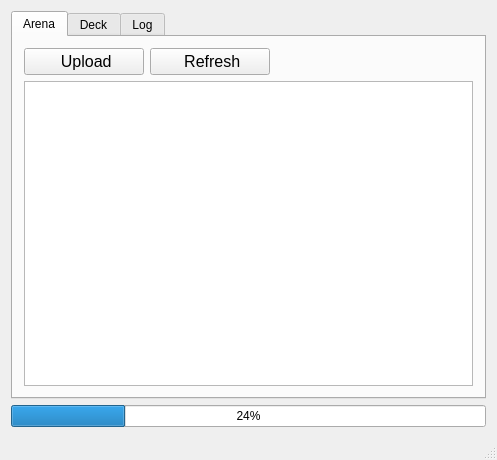
Old version of the form mainwindow.ui in the repository supertriodo/Arena-Tracker.
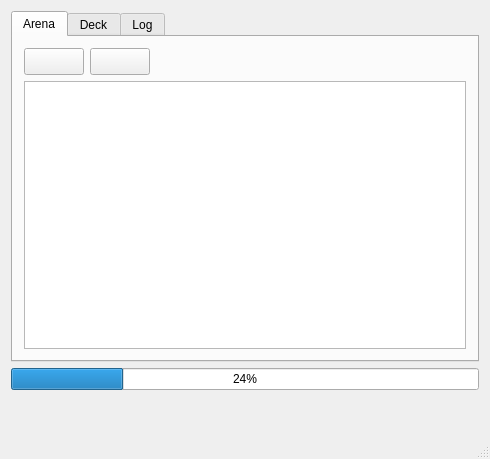
New version of the form. The open tabs and pages were chosen to show the change. Icons and pictures are not drawn.

Patch:
```diff
--- a/mainwindow.ui
+++ b/mainwindow.ui
@@ -6,8 +6,8 @@
    <rect>
     <x>0</x>
     <y>0</y>
-    <width>497</width>
-    <height>460</height>
+    <width>490</width>
+    <height>459</height>
    </rect>
   </property>
   <property name="windowTitle">
@@ -37,7 +37,7 @@
             </property>
             <property name="minimumSize">
              <size>
-              <width>120</width>
+              <width>60</width>
               <height>0</height>
              </size>
             </property>
@@ -49,7 +49,7 @@
              </font>
             </property>
             <property name="text">
-             <string> Upload</string>
+             <string/>
             </property>
             <property name="icon">
              <iconset resource="arenatracker.qrc">
@@ -73,7 +73,7 @@
             </property>
             <property name="minimumSize">
              <size>
-              <width>120</width>
+              <width>60</width>
               <height>0</height>
              </size>
             </property>
@@ -85,7 +85,7 @@
              </font>
             </property>
             <property name="text">
-             <string> Refresh</string>
+             <string/>
             </property>
             <property name="icon">
              <iconset resource="arenatracker.qrc">
@@ -104,6 +104,9 @@
             <property name="orientation">
              <enum>Qt::Horizontal</enum>
             </property>
+            <property name="sizeType">
+             <enum>QSizePolicy::Expanding</enum>
+            </property>
             <property name="sizeHint" stdset="0">
              <size>
               <width>40</width>
@@ -262,9 +265,91 @@
       </property>
      </widget>
     </item>
+    <item>
+     <layout class="QHBoxLayout" name="bottomLayout">
+      <item>
+       <widget class="QPushButton" name="closeButton">
+        <property name="sizePolicy">
+         <sizepolicy hsizetype="Fixed" vsizetype="Fixed">
+          <horstretch>0</horstretch>
+          <verstretch>0</verstretch>
+         </sizepolicy>
+        </property>
+        <property name="maximumSize">
+         <size>
+          <width>24</width>
+          <height>24</height>
+         </size>
+        </property>
+        <property name="baseSize">
+         <size>
+          <width>24</width>
+          <height>24</height>
+         </size>
+        </property>
+        <property name="text">
+         <string/>
+        </property>
+        <property name="icon">
+         <iconset resource="arenatracker.qrc">
+          <normaloff>:/Images/close.png</normaloff>:/Images/close.png</iconset>
+        </property>
+        <property name="flat">
+         <bool>true</bool>
+        </property>
+       </widget>
+      </item>
+      <item>
+       <widget class="QPushButton" name="minimizeButton">
+        <property name="sizePolicy">
+         <sizepolicy hsizetype="Fixed" vsizetype="Fixed">
+          <horstretch>0</horstretch>
+          <verstretch>0</verstretch>
+         </sizepolicy>
+        </property>
+        <property name="maximumSize">
+         <size>
+          <width>24</width>
+          <height>24</height>
+         </size>
+        </property>
+        <property name="text">
+         <string/>
+        </property>
+        <property name="icon">
+         <iconset resource="arenatracker.qrc">
+          <normaloff>:/Images/minimize.png</normaloff>:/Images/minimize.png</iconset>
+        </property>
+        <property name="flat">
+         <bool>true</bool>
+        </property>
+       </widget>
+      </item>
+      <item>
+       <spacer name="horizontalSpacer_2">
+        <property name="orientation">
+         <enum>Qt::Horizontal</enum>
+        </property>
+        <property name="sizeHint" stdset="0">
+         <size>
+          <width>40</width>
+          <height>24</height>
+         </size>
+        </property>
+       </spacer>
+      </item>
+     </layout>
+    </item>
    </layout>
   </widget>
-  <widget class="QStatusBar" name="statusBar"/>
+  <widget class="QStatusBar" name="statusBar">
+   <property name="font">
+    <font>
+     <family>Belwe Bd BT</family>
+     <pointsize>12</pointsize>
+    </font>
+   </property>
+  </widget>
  </widget>
  <layoutdefault spacing="6" margin="11"/>
  <resources>
```
Left out of the diff: 4 changed lines with no effect on the pictures.
